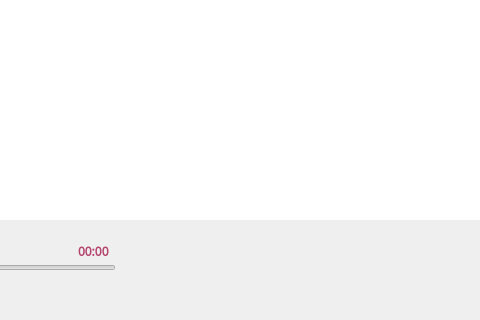
HBrightUp/media-player, file client/linux/music/player.ui: the form before one commit; both pictures show x 240 to 720 and y 320 to 640 of the 720 by 640 pixel window.
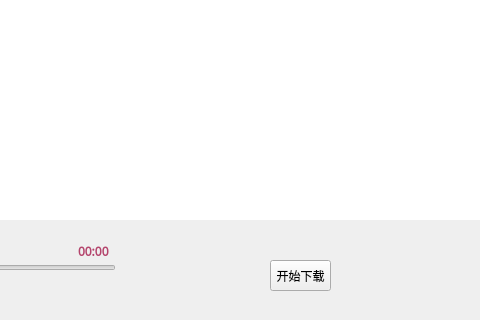
The form after the commit. Icons and pictures are not drawn.

Commit message: Increase download services

The edit to the form file:
```diff
--- a/client/linux/music/player.ui
+++ b/client/linux/music/player.ui
@@ -499,6 +499,19 @@
     <string/>
    </property>
   </widget>
+  <widget class="QPushButton" name="btn_download">
+   <property name="geometry">
+    <rect>
+     <x>510</x>
+     <y>580</y>
+     <width>61</width>
+     <height>31</height>
+    </rect>
+   </property>
+   <property name="text">
+    <string>开始下载</string>
+   </property>
+  </widget>
   <zorder>lab_bk</zorder>
   <zorder>widget</zorder>
   <zorder>list_music</zorder>
```
Left out of the diff: 1 changed line with no effect on the pictures. The commit also changes 8 other files.
